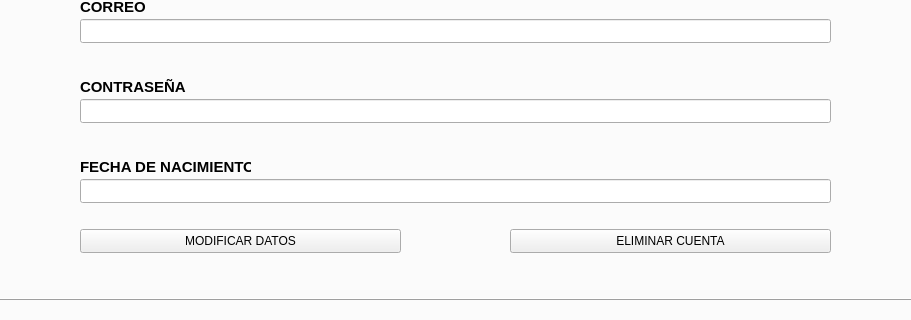
Kevin-alvarez1/PROYECTO_MULTIFASES_RED_SOCIAL, file Fase2/main/usuarios.ui: the form before one commit; both pictures show x 82 to 993 and y 237 to 557 of the 1138 by 557 pixel window.
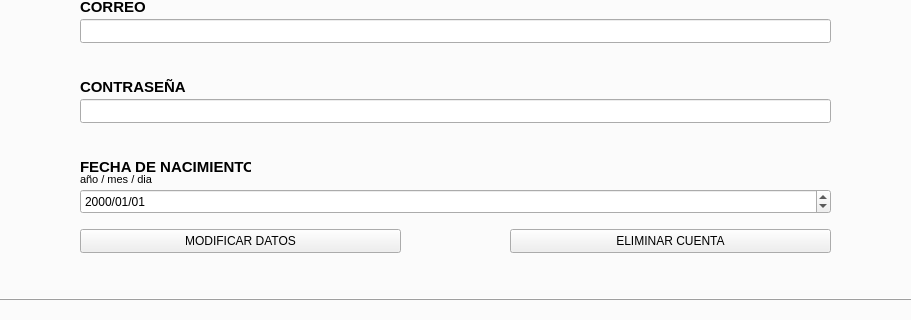
The form after the commit. The open tabs and pages were chosen to show the change.

Diff of the .ui file:
```diff
--- a/Fase2/main/usuarios.ui
+++ b/Fase2/main/usuarios.ui
@@ -1110,16 +1110,6 @@
        <string>FECHA DE NACIMIENTO</string>
       </property>
      </widget>
-     <widget class="QLineEdit" name="fechaNacimiento_editar_txt">
-      <property name="geometry">
-       <rect>
-        <x>150</x>
-        <y>340</y>
-        <width>751</width>
-        <height>24</height>
-       </rect>
-      </property>
-     </widget>
      <widget class="QPushButton" name="Modificar_boton">
       <property name="geometry">
        <rect>
@@ -1146,6 +1136,38 @@
        <string>ELIMINAR CUENTA</string>
       </property>
      </widget>
+     <widget class="QDateEdit" name="fecha_nacimiento_edit">
+      <property name="geometry">
+       <rect>
+        <x>150</x>
+        <y>350</y>
+        <width>751</width>
+        <height>25</height>
+       </rect>
+      </property>
+      <property name="displayFormat">
+       <string>yyyy/MM/dd</string>
+      </property>
+     </widget>
+     <widget class="QLabel" name="label_23">
+      <property name="geometry">
+       <rect>
+        <x>150</x>
+        <y>330</y>
+        <width>181</width>
+        <height>20</height>
+       </rect>
+      </property>
+      <property name="font">
+       <font>
+        <pointsize>8</pointsize>
+        <bold>false</bold>
+       </font>
+      </property>
+      <property name="text">
+       <string>año / mes / dia</string>
+      </property>
+     </widget>
     </widget>
     <widget class="QLabel" name="label_13">
      <property name="geometry">
```
Left out of the diff: 2 changed lines with no effect on the pictures.
